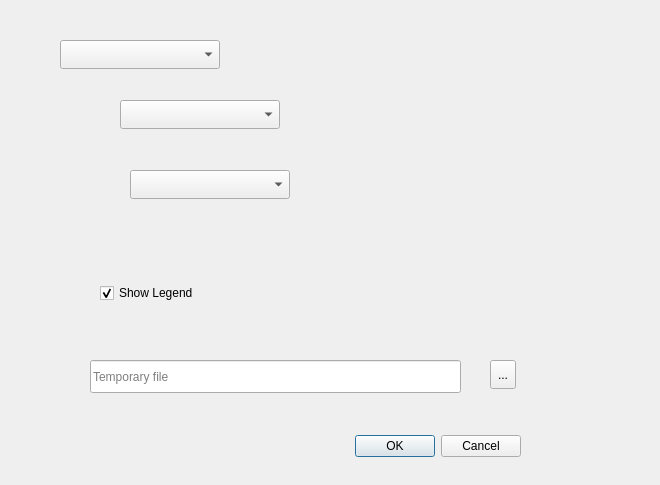
Above: ui/Bar.ui from lucacasagrande/DataPlot before the change. Below: the same form after it.
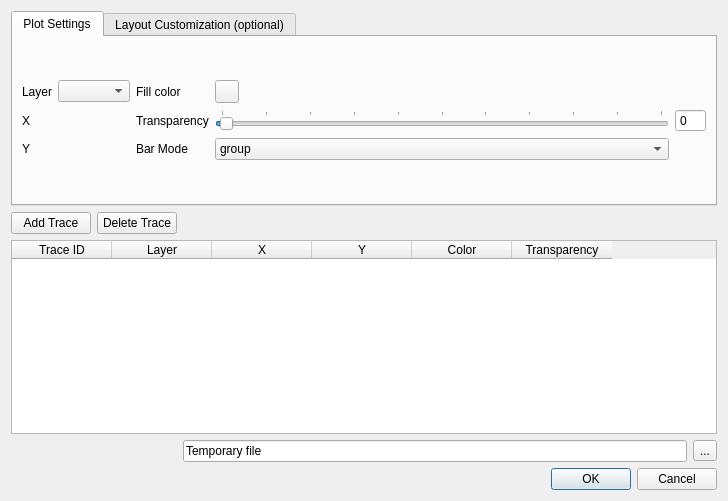
That is the form after the change. Custom widgets are drawn as their Qt base class.

The edit to the form file:
```diff
--- a/ui/Bar.ui
+++ b/ui/Bar.ui
@@ -6,107 +6,328 @@
    <rect>
     <x>0</x>
     <y>0</y>
-    <width>660</width>
-    <height>485</height>
+    <width>728</width>
+    <height>501</height>
    </rect>
   </property>
   <property name="windowTitle">
    <string>Dialog</string>
   </property>
-  <widget class="QDialogButtonBox" name="buttonBox">
-   <property name="geometry">
-    <rect>
-     <x>180</x>
-     <y>430</y>
-     <width>341</width>
-     <height>32</height>
-    </rect>
-   </property>
-   <property name="orientation">
-    <enum>Qt::Horizontal</enum>
-   </property>
-   <property name="standardButtons">
-    <set>QDialogButtonBox::Cancel|QDialogButtonBox::Ok</set>
-   </property>
-  </widget>
-  <widget class="QgsFieldComboBox" name="Field2">
-   <property name="geometry">
-    <rect>
-     <x>130</x>
-     <y>170</y>
-     <width>160</width>
-     <height>29</height>
-    </rect>
-   </property>
-  </widget>
-  <widget class="QgsFieldComboBox" name="Field1">
-   <property name="geometry">
-    <rect>
-     <x>120</x>
-     <y>100</y>
-     <width>160</width>
-     <height>29</height>
-    </rect>
-   </property>
-  </widget>
-  <widget class="QCheckBox" name="legendCheck">
-   <property name="geometry">
-    <rect>
-     <x>100</x>
-     <y>280</y>
-     <width>121</width>
-     <height>26</height>
-    </rect>
-   </property>
-   <property name="text">
-    <string>Show Legend</string>
-   </property>
-   <property name="checked">
-    <bool>true</bool>
-   </property>
-  </widget>
-  <widget class="QgsMapLayerComboBox" name="LayerCombo">
-   <property name="geometry">
-    <rect>
-     <x>60</x>
-     <y>40</y>
-     <width>160</width>
-     <height>29</height>
-    </rect>
-   </property>
-  </widget>
-  <widget class="QLineEdit" name="filePath">
-   <property name="geometry">
-    <rect>
-     <x>90</x>
-     <y>360</y>
-     <width>371</width>
-     <height>33</height>
-    </rect>
-   </property>
-   <property name="placeholderText">
-    <string>Temporary file</string>
-   </property>
-  </widget>
-  <widget class="QToolButton" name="browseButton">
-   <property name="geometry">
-    <rect>
-     <x>490</x>
-     <y>360</y>
-     <width>26</width>
-     <height>29</height>
-    </rect>
-   </property>
-   <property name="text">
-    <string>...</string>
-   </property>
-  </widget>
+  <layout class="QGridLayout" name="gridLayout_3">
+   <item row="0" column="0" colspan="4">
+    <widget class="QTabWidget" name="tabWidget">
+     <property name="enabled">
+      <bool>true</bool>
+     </property>
+     <property name="currentIndex">
+      <number>0</number>
+     </property>
+     <widget class="QWidget" name="tab">
+      <attribute name="title">
+       <string>Plot Settings</string>
+      </attribute>
+      <layout class="QGridLayout" name="gridLayout_2">
+       <item row="0" column="0">
+        <layout class="QGridLayout" name="gridLayout">
+         <item row="0" column="0">
+          <widget class="QLabel" name="label">
+           <property name="text">
+            <string>Layer</string>
+           </property>
+          </widget>
+         </item>
+         <item row="1" column="0">
+          <widget class="QLabel" name="label_2">
+           <property name="text">
+            <string>X</string>
+           </property>
+          </widget>
+         </item>
+         <item row="0" column="1">
+          <widget class="QgsMapLayerComboBox" name="LayerCombo"/>
+         </item>
+         <item row="2" column="0">
+          <widget class="QLabel" name="label_3">
+           <property name="text">
+            <string>Y</string>
+           </property>
+          </widget>
+         </item>
+         <item row="1" column="1">
+          <widget class="QgsFieldExpressionWidget" name="expField1">
+           <property name="sizePolicy">
+            <sizepolicy hsizetype="Preferred" vsizetype="Fixed">
+             <horstretch>0</horstretch>
+             <verstretch>0</verstretch>
+            </sizepolicy>
+           </property>
+          </widget>
+         </item>
+         <item row="2" column="1">
+          <widget class="QgsFieldExpressionWidget" name="expField2">
+           <property name="sizePolicy">
+            <sizepolicy hsizetype="Preferred" vsizetype="Fixed">
+             <horstretch>0</horstretch>
+             <verstretch>0</verstretch>
+            </sizepolicy>
+           </property>
+          </widget>
+         </item>
+         <item row="0" column="2">
+          <widget class="QLabel" name="label_5">
+           <property name="text">
+            <string>Fill color</string>
+           </property>
+          </widget>
+         </item>
+         <item row="0" column="3">
+          <widget class="QgsColorButtonV2" name="colorButton"/>
+         </item>
+         <item row="1" column="2">
+          <widget class="QLabel" name="label_6">
+           <property name="text">
+            <string>Transparency</string>
+           </property>
+          </widget>
+         </item>
+         <item row="2" column="2">
+          <widget class="QLabel" name="label_4">
+           <property name="text">
+            <string>Bar Mode</string>
+           </property>
+          </widget>
+         </item>
+         <item row="2" column="3">
+          <widget class="QComboBox" name="barCombo">
+           <item>
+            <property name="text">
+             <string>group</string>
+            </property>
+           </item>
+           <item>
+            <property name="text">
+             <string>stack</string>
+            </property>
+           </item>
+          </widget>
+         </item>
+         <item row="1" column="3">
+          <widget class="QSlider" name="alpha">
+           <property name="cursor">
+            <cursorShape>ArrowCursor</cursorShape>
+           </property>
+           <property name="layoutDirection">
+            <enum>Qt::LeftToRight</enum>
+           </property>
+           <property name="minimum">
+            <number>0</number>
+           </property>
+           <property name="maximum">
+            <number>100</number>
+           </property>
+           <property name="singleStep">
+            <number>1</number>
+           </property>
+           <property name="value">
+            <number>1</number>
+           </property>
+           <property name="orientation">
+            <enum>Qt::Horizontal</enum>
+           </property>
+           <property name="invertedAppearance">
+            <bool>false</bool>
+           </property>
+           <property name="invertedControls">
+            <bool>false</bool>
+           </property>
+           <property name="tickPosition">
+            <enum>QSlider::TicksAbove</enum>
+           </property>
+           <property name="tickInterval">
+            <number>10</number>
+           </property>
+          </widget>
+         </item>
+         <item row="1" column="4">
+          <widget class="QSpinBox" name="alphaBox">
+           <property name="buttonSymbols">
+            <enum>QAbstractSpinBox::NoButtons</enum>
+           </property>
+           <property name="maximum">
+            <number>100</number>
+           </property>
+          </widget>
+         </item>
+        </layout>
+       </item>
+      </layout>
+     </widget>
+     <widget class="QWidget" name="tab_2">
+      <attribute name="title">
+       <string>Layout Customization (optional)</string>
+      </attribute>
+      <layout class="QGridLayout" name="gridLayout_5">
+       <item row="0" column="0">
+        <layout class="QGridLayout" name="gridLayout_4">
+         <item row="0" column="0">
+          <widget class="QCheckBox" name="legendCheck">
+           <property name="enabled">
+            <bool>true</bool>
+           </property>
+           <property name="text">
+            <string>Show Legend</string>
+           </property>
+           <property name="checked">
+            <bool>false</bool>
+           </property>
+          </widget>
+         </item>
+         <item row="1" column="0">
+          <widget class="QCheckBox" name="titleCheck">
+           <property name="text">
+            <string>Plot Title</string>
+           </property>
+           <property name="checkable">
+            <bool>true</bool>
+           </property>
+           <property name="checked">
+            <bool>false</bool>
+           </property>
+          </widget>
+         </item>
+         <item row="1" column="1">
+          <widget class="QLineEdit" name="pltTitle">
+           <property name="enabled">
+            <bool>false</bool>
+           </property>
+           <property name="placeholderText">
+            <string>Title</string>
+           </property>
+          </widget>
+         </item>
+        </layout>
+       </item>
+       <item row="1" column="0">
+        <spacer name="verticalSpacer">
+         <property name="orientation">
+          <enum>Qt::Vertical</enum>
+         </property>
+         <property name="sizeHint" stdset="0">
+          <size>
+           <width>20</width>
+           <height>40</height>
+          </size>
+         </property>
+        </spacer>
+       </item>
+       <item row="0" column="1">
+        <spacer name="horizontalSpacer">
+         <property name="orientation">
+          <enum>Qt::Horizontal</enum>
+         </property>
+         <property name="sizeHint" stdset="0">
+          <size>
+           <width>40</width>
+           <height>20</height>
+          </size>
+         </property>
+        </spacer>
+       </item>
+      </layout>
+     </widget>
+    </widget>
+   </item>
+   <item row="1" column="0">
+    <widget class="QPushButton" name="addTrace">
+     <property name="text">
+      <string>Add Trace</string>
+     </property>
+    </widget>
+   </item>
+   <item row="1" column="1">
+    <widget class="QPushButton" name="deleteTrace">
+     <property name="text">
+      <string>Delete Trace</string>
+     </property>
+    </widget>
+   </item>
+   <item row="2" column="0" colspan="4">
+    <widget class="QTableWidget" name="traceTable">
+     <column>
+      <property name="text">
+       <string>Trace ID</string>
+      </property>
+     </column>
+     <column>
+      <property name="text">
+       <string>Layer</string>
+      </property>
+     </column>
+     <column>
+      <property name="text">
+       <string>X</string>
+      </property>
+     </column>
+     <column>
+      <property name="text">
+       <string>Y</string>
+      </property>
+     </column>
+     <column>
+      <property name="text">
+       <string>Color</string>
+      </property>
+     </column>
+     <column>
+      <property name="text">
+       <string>Transparency</string>
+      </property>
+     </column>
+    </widget>
+   </item>
+   <item row="3" column="2">
+    <widget class="QLineEdit" name="filePath">
+     <property name="text">
+      <string>Temporary file</string>
+     </property>
+     <property name="readOnly">
+      <bool>true</bool>
+     </property>
+     <property name="placeholderText">
+      <string/>
+     </property>
+    </widget>
+   </item>
+   <item row="3" column="3">
+    <widget class="QToolButton" name="browseButton">
+     <property name="text">
+      <string>...</string>
+     </property>
+    </widget>
+   </item>
+   <item row="4" column="2" colspan="2">
+    <widget class="QDialogButtonBox" name="buttonBox">
+     <property name="orientation">
+      <enum>Qt::Horizontal</enum>
+     </property>
+     <property name="standardButtons">
+      <set>QDialogButtonBox::Cancel|QDialogButtonBox::Ok</set>
+     </property>
+    </widget>
+   </item>
+  </layout>
  </widget>
  <customwidgets>
   <customwidget>
-   <class>QgsFieldComboBox</class>
-   <extends>QComboBox</extends>
-   <header>qgsfieldcombobox.h</header>
+   <class>QgsColorButtonV2</class>
+   <extends>QToolButton</extends>
+   <header>qgscolorbuttonv2.h</header>
+   <container>1</container>
+  </customwidget>
+  <customwidget>
+   <class>QgsFieldExpressionWidget</class>
+   <extends>QWidget</extends>
+   <header>qgsfieldexpressionwidget.h</header>
   </customwidget>
   <customwidget>
    <class>QgsMapLayerComboBox</class>
```
Left out of the diff: 116 changed lines with no effect on the pictures.
